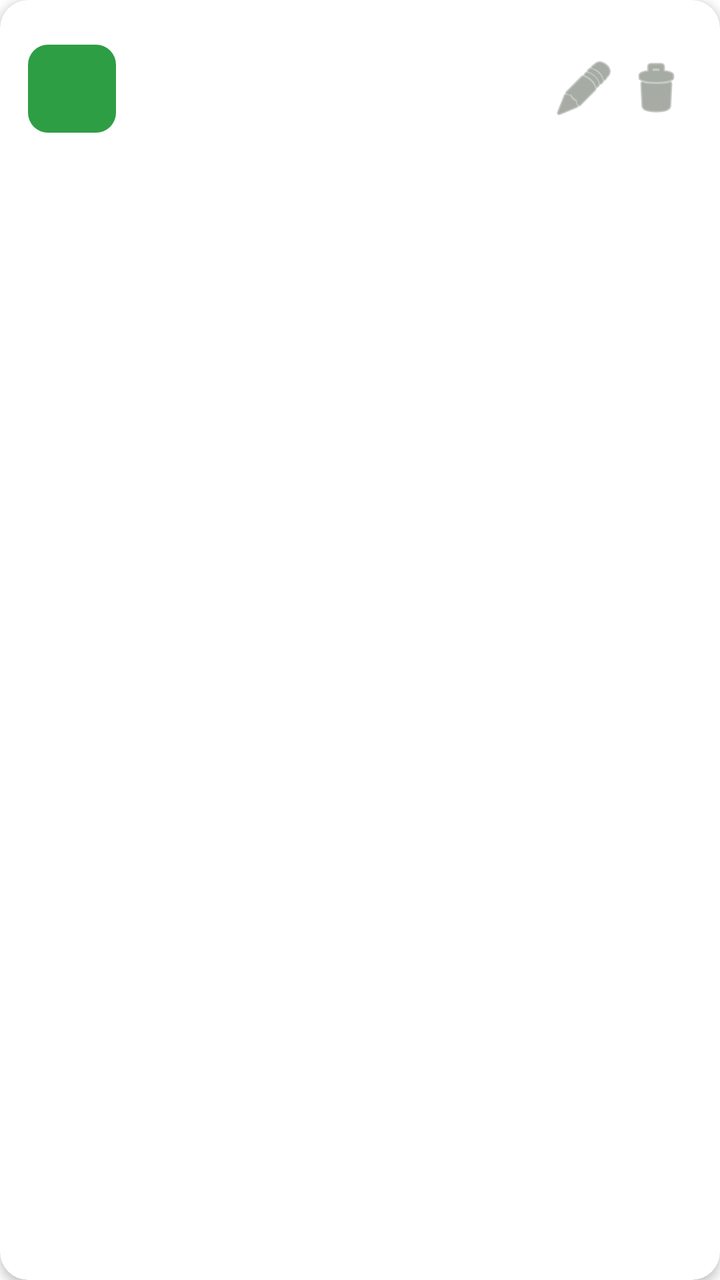
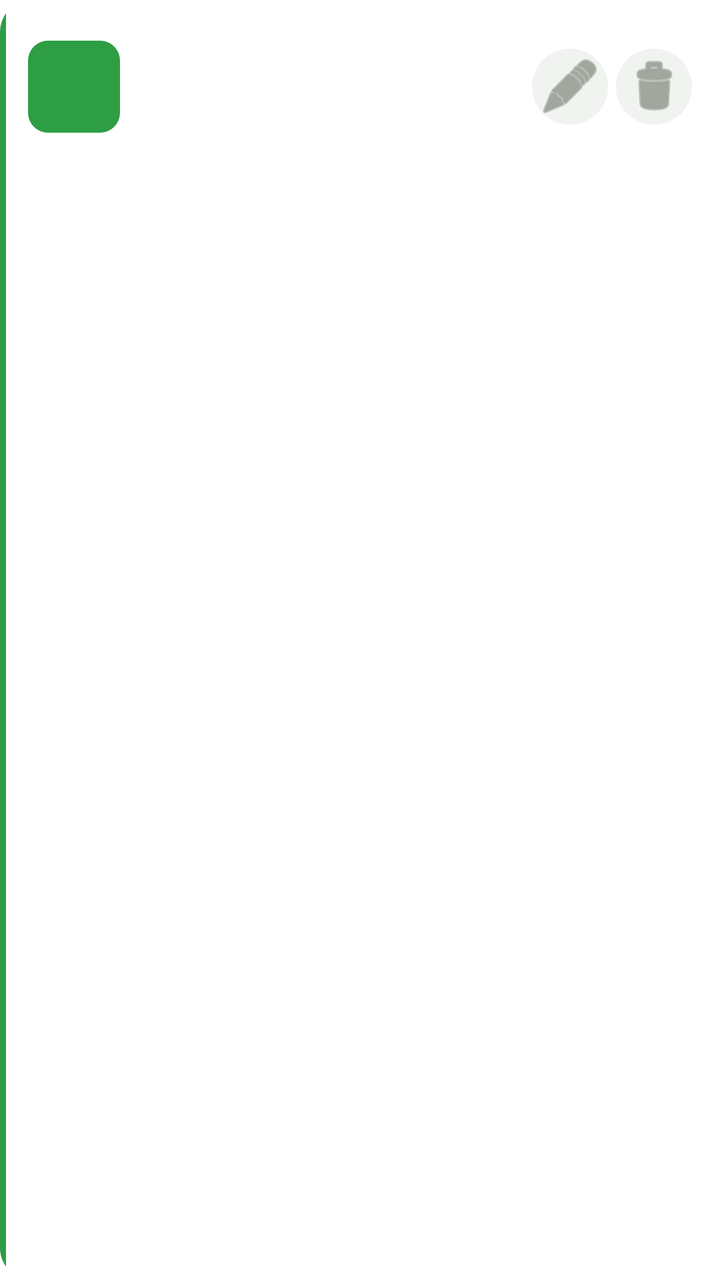

Screens rendered from an Android XML layout before and after an edit, with the pre-edit source and the edit as a unified diff.
<!-- AndroidManifest.xml: application theme Theme.VCGEditor -->
<!-- res/layout/item_project.xml -->
<?xml version="1.0" encoding="utf-8"?>
<androidx.cardview.widget.CardView
    xmlns:android="http://schemas.android.com/apk/res/android"
    xmlns:app="http://schemas.android.com/apk/res-auto"
    android:layout_width="match_parent" android:layout_height="wrap_content"
    android:layout_margin="5dp"
    app:cardBackgroundColor="?attr/colorSurface"
    app:cardCornerRadius="14dp"
    app:cardElevation="3dp"
    app:rippleColor="?attr/colorAccentSecondary">

    <LinearLayout android:layout_width="match_parent" android:layout_height="wrap_content"
        android:orientation="horizontal" android:gravity="center_vertical"
        android:padding="14dp">

        
        <View android:id="@+id/project_color_dot"
            android:layout_width="44dp" android:layout_height="44dp"
            android:background="@drawable/bg_color_dot"/>

        
        <LinearLayout android:layout_width="0dp" android:layout_height="wrap_content"
            android:layout_weight="1" android:orientation="vertical"
            android:paddingStart="14dp">
            <TextView android:id="@+id/project_name"
                android:layout_width="wrap_content" android:layout_height="wrap_content"
                android:textColor="?attr/colorTextPrimary" android:textSize="16sp"
                android:textStyle="bold" android:fontFamily="sans-serif-medium"
                android:maxLines="1" android:ellipsize="end"/>
            <TextView android:id="@+id/project_desc"
                android:layout_width="wrap_content" android:layout_height="wrap_content"
                android:textColor="?attr/colorTextMuted" android:textSize="12.5sp"
                android:maxLines="1" android:ellipsize="end"
                android:paddingTop="3dp"/>
            <TextView android:id="@+id/project_meta"
                android:layout_width="wrap_content" android:layout_height="wrap_content"
                android:textColor="?attr/colorAccentSecondary" android:textSize="11sp"
                android:fontFamily="monospace" android:paddingTop="4dp"/>
        </LinearLayout>

        <ImageButton android:id="@+id/btn_edit_project"
            android:layout_width="36dp" android:layout_height="36dp"
            android:src="@android:drawable/ic_menu_edit"
            android:background="?attr/selectableItemBackgroundBorderless"
            android:tint="?attr/colorTextMuted"
            android:contentDescription="Edit"/>

        <ImageButton android:id="@+id/btn_delete_project"
            android:layout_width="36dp" android:layout_height="36dp"
            android:src="@android:drawable/ic_menu_delete"
            android:background="?attr/selectableItemBackgroundBorderless"
            android:tint="?attr/colorTextMuted"
            android:contentDescription="Delete"/>
    </LinearLayout>
</androidx.cardview.widget.CardView>
<!-- resources referenced by this layout -->
<resources>
  <!-- drawable bg_color_dot (drawable) -->
  <?xml version="1.0" encoding="utf-8"?>
  <shape xmlns:android="http://schemas.android.com/apk/res/android"
      android:shape="rectangle">
      <solid android:color="@color/accent_green"/>
      <corners android:radius="10dp"/>
  </shape>
  <style name="Theme.VCGEditor" parent="Theme.VCGEditor.White" />
  <color name="accent_green">#2E9E44</color>
  <style name="Theme.VCGEditor.White" parent="Theme.VCGEditor.Base">
          <item name="isDarkTheme">false</item>
          <item name="colorBg">#FFFFFF</item>
          <item name="colorSurface2">#F0F3EF</item>
          <item name="colorCodeBg">#FFFFFF</item>
          <item name="colorBorder">#E2E6E1</item>
          <item name="colorAccentPrimary">#1F7A3D</item>
          <item name="colorAccentSecondary">#2E9E44</item>
          <item name="colorAccentLight">#E6F4E8</item>
          <item name="colorGold">#B4790C</item>
          <item name="colorTextPrimary">#1B221C</item>
          <item name="colorTextMuted">#6B7568</item>
          <item name="colorErrorText">#D6483C</item>
          <item name="colorInfoText">#2563EB</item>
          <item name="colorStatusBar">#FFFFFF</item>
          <item name="colorPrimary">#1F7A3D</item>
          <item name="colorPrimaryVariant">#FFFFFF</item>
          <item name="colorSecondary">#2E9E44</item>
          <item name="android:colorBackground">#FFFFFF</item>
          <item name="colorSurface">#FFFFFF</item>
          <item name="colorOnSurface">#1B221C</item>
          <item name="android:statusBarColor">#FFFFFF</item>
          <item name="android:navigationBarColor">#FFFFFF</item>
          <item name="android:windowLightStatusBar">true</item>
          <item name="android:windowLightNavigationBar" tools:targetApi="27">true</item>
          <item name="android:textColorPrimary">#1B221C</item>
          <item name="android:textColorSecondary">#6B7568</item>
      </style>
  <style name="Theme.VCGEditor.Base" parent="Theme.MaterialComponents.DayNight.NoActionBar">
          <item name="colorOnPrimary">@android:color/white</item>
          <item name="colorOnSecondary">@android:color/white</item>
          <item name="toolbarStyle">@style/VCGToolbar</item>
          <item name="android:windowLightNavigationBar" tools:targetApi="27">false</item>
      </style>
  <style name="VCGToolbar" parent="Widget.MaterialComponents.Toolbar">
          <item name="android:background">?attr/colorSurface</item>
          <item name="titleTextColor">?attr/colorTextPrimary</item>
          <item name="subtitleTextColor">?attr/colorTextMuted</item>
          <item name="android:elevation">2dp</item>
      </style>
</resources>

<!-- the commit's change to res/layout/item_project.xml (unified diff, before → after) -->
@@ -3,53 +3,83 @@
     xmlns:android="http://schemas.android.com/apk/res/android"
     xmlns:app="http://schemas.android.com/apk/res-auto"
     android:layout_width="match_parent" android:layout_height="wrap_content"
-    android:layout_margin="5dp"
+    android:layout_marginHorizontal="6dp"
+    android:layout_marginVertical="5dp"
     app:cardBackgroundColor="?attr/colorSurface"
-    app:cardCornerRadius="14dp"
-    app:cardElevation="3dp"
+    app:cardCornerRadius="16dp"
+    app:cardElevation="0dp"
     app:rippleColor="?attr/colorAccentSecondary">
 
-    <LinearLayout android:layout_width="match_parent" android:layout_height="wrap_content"
-        android:orientation="horizontal" android:gravity="center_vertical"
-        android:padding="14dp">
+    <LinearLayout
+        android:layout_width="match_parent" android:layout_height="wrap_content"
+        android:orientation="horizontal"
+        android:gravity="center_vertical"
+        android:paddingHorizontal="14dp"
+        android:paddingVertical="14dp">
 
         
         <View android:id="@+id/project_color_dot"
-            android:layout_width="44dp" android:layout_height="44dp"
+            android:layout_width="46dp" android:layout_height="46dp"
             android:background="@drawable/bg_color_dot"/>
 
         
-        <LinearLayout android:layout_width="0dp" android:layout_height="wrap_content"
-            android:layout_weight="1" android:orientation="vertical"
+        <LinearLayout
+            android:layout_width="0dp" android:layout_height="wrap_content"
+            android:layout_weight="1"
+            android:orientation="vertical"
             android:paddingStart="14dp">
+
             <TextView android:id="@+id/project_name"
                 android:layout_width="wrap_content" android:layout_height="wrap_content"
-                android:textColor="?attr/colorTextPrimary" android:textSize="16sp"
-                android:textStyle="bold" android:fontFamily="sans-serif-medium"
+                android:textColor="?attr/colorTextPrimary"
+                android:textSize="15.5sp"
+                android:textStyle="bold"
+                android:fontFamily="sans-serif-medium"
                 android:maxLines="1" android:ellipsize="end"/>
+
             <TextView android:id="@+id/project_desc"
                 android:layout_width="wrap_content" android:layout_height="wrap_content"
-                android:textColor="?attr/colorTextMuted" android:textSize="12.5sp"
+                android:textColor="?attr/colorTextMuted"
+                android:textSize="12sp"
                 android:maxLines="1" android:ellipsize="end"
-                android:paddingTop="3dp"/>
+                android:paddingTop="2dp"/>
+
             <TextView android:id="@+id/project_meta"
                 android:layout_width="wrap_content" android:layout_height="wrap_content"
-                android:textColor="?attr/colorAccentSecondary" android:textSize="11sp"
-                android:fontFamily="monospace" android:paddingTop="4dp"/>
+                android:textColor="?attr/colorAccentSecondary"
+                android:textSize="11sp"
+                android:fontFamily="monospace"
+                android:paddingTop="5dp"/>
         </LinearLayout>
 
-        <ImageButton android:id="@+id/btn_edit_project"
-            android:layout_width="36dp" android:layout_height="36dp"
-            android:src="@android:drawable/ic_menu_edit"
-            android:background="?attr/selectableItemBackgroundBorderless"
-            android:tint="?attr/colorTextMuted"
-            android:contentDescription="Edit"/>
+        
+        <LinearLayout
+            android:layout_width="wrap_content" android:layout_height="wrap_content"
+            android:orientation="horizontal"
+            android:gravity="center_vertical">
 
-        <ImageButton android:id="@+id/btn_delete_project"
-            android:layout_width="36dp" android:layout_height="36dp"
-            android:src="@android:drawable/ic_menu_delete"
-            android:background="?attr/selectableItemBackgroundBorderless"
-            android:tint="?attr/colorTextMuted"
-            android:contentDescription="Delete"/>
+            <ImageButton android:id="@+id/btn_edit_project"
+                android:layout_width="38dp" android:layout_height="38dp"
+                android:src="@android:drawable/ic_menu_edit"
+                android:background="@drawable/bg_topbar_circle_btn"
+                android:tint="?attr/colorTextMuted"
+                android:contentDescription="Edit"
+                android:layout_marginEnd="4dp"/>
+
+            <ImageButton android:id="@+id/btn_delete_project"
+                android:layout_width="38dp" android:layout_height="38dp"
+                android:src="@android:drawable/ic_menu_delete"
+                android:background="@drawable/bg_topbar_circle_btn"
+                android:tint="?attr/colorTextMuted"
+                android:contentDescription="Delete"/>
+        </LinearLayout>
+
     </LinearLayout>
+
+    
+    <View
+        android:layout_width="3dp" android:layout_height="match_parent"
+        android:layout_gravity="start"
+        android:background="?attr/colorAccentSecondary"/>
+
 </androidx.cardview.widget.CardView>
<!-- resource entries referenced after the edit -->
@@ -7,6 +7,16 @@
       <solid android:color="@color/accent_green"/>
       <corners android:radius="10dp"/>
   </shape>
+  <!-- drawable bg_topbar_circle_btn (drawable) -->
+  <?xml version="1.0" encoding="utf-8"?>
+  <ripple xmlns:android="http://schemas.android.com/apk/res/android"
+      android:color="?attr/colorAccentSecondary">
+      <item>
+          <shape android:shape="oval">
+              <solid android:color="?attr/colorSurface2"/>
+          </shape>
+      </item>
+  </ripple>
   <style name="Theme.VCGEditor" parent="Theme.VCGEditor.White" />
   <color name="accent_green">#2E9E44</color>
   <style name="Theme.VCGEditor.White" parent="Theme.VCGEditor.Base">
